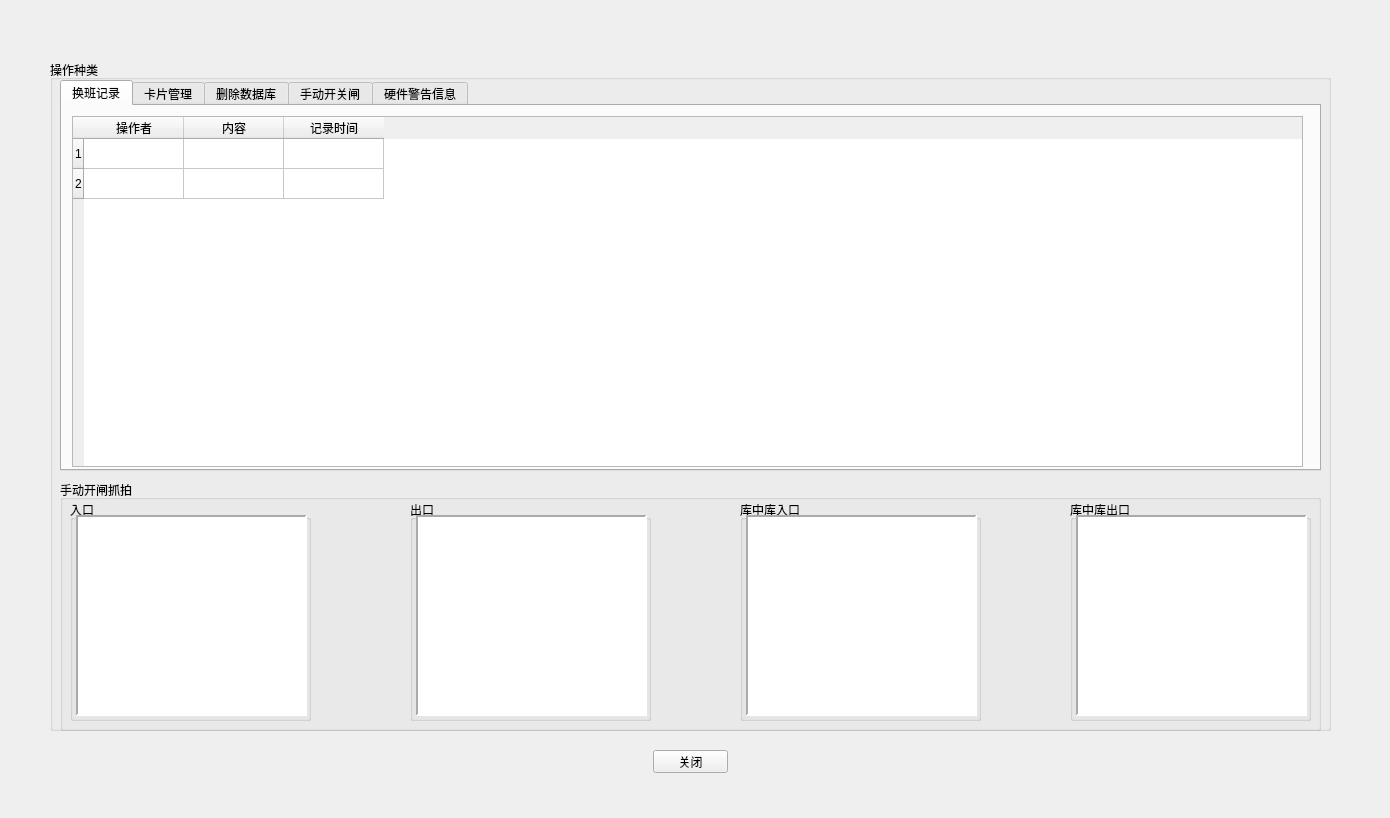
Qt form UIWnd/syslog.ui (Anne081031/WinParkUI) before a commit.
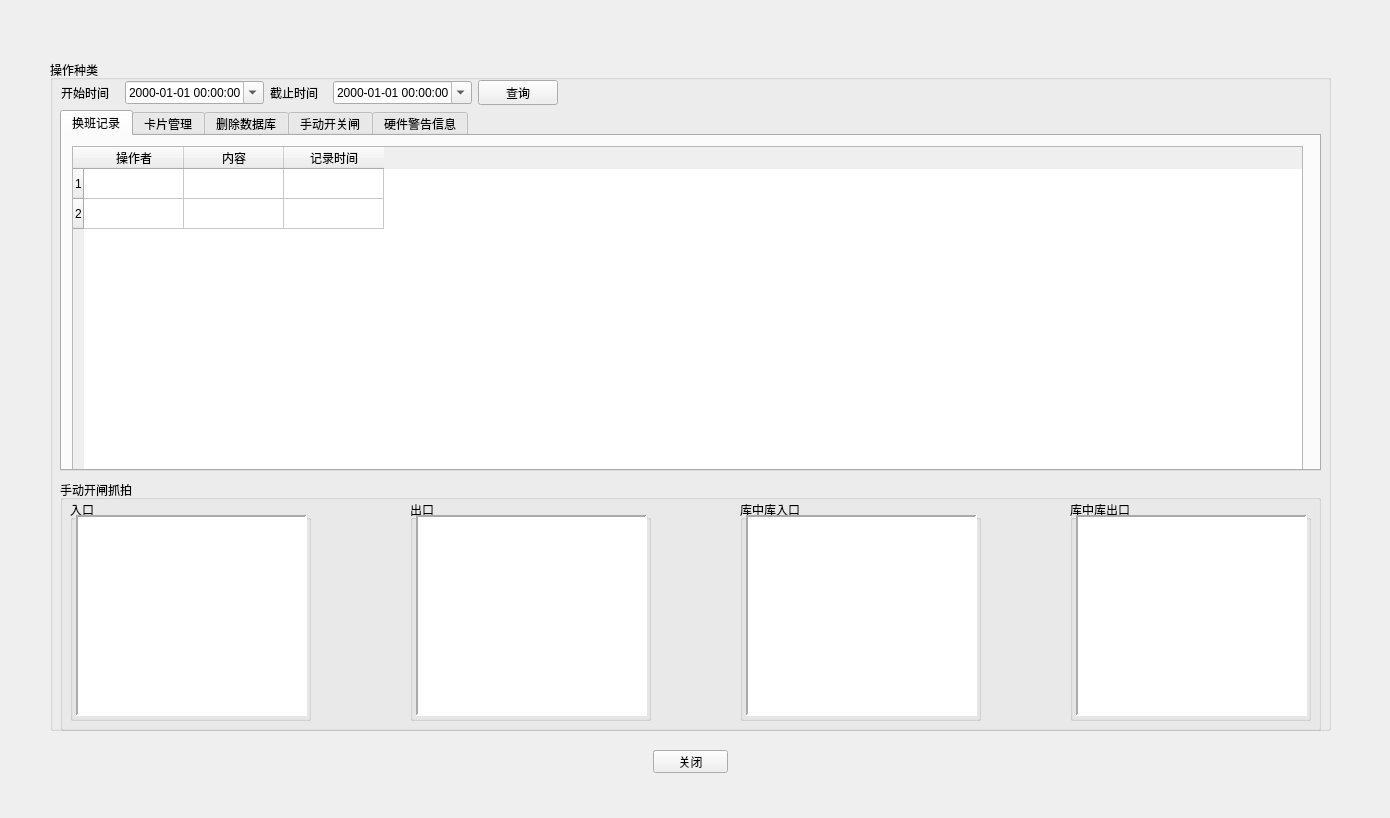
The same form after that commit. Icons and pictures are not drawn.

```diff
--- a/UIWnd/syslog.ui
+++ b/UIWnd/syslog.ui
@@ -53,9 +53,9 @@
      <property name="geometry">
       <rect>
        <x>10</x>
-       <y>20</y>
+       <y>50</y>
        <width>1261</width>
-       <height>391</height>
+       <height>361</height>
       </rect>
      </property>
      <property name="styleSheet">
@@ -460,6 +460,59 @@
       </widget>
      </widget>
     </widget>
+    <widget class="QWidget" name="">
+     <property name="geometry">
+      <rect>
+       <x>11</x>
+       <y>20</y>
+       <width>497</width>
+       <height>25</height>
+      </rect>
+     </property>
+     <layout class="QHBoxLayout" name="horizontalLayout">
+      <item>
+       <widget class="QLabel" name="label">
+        <property name="text">
+         <string>开始时间</string>
+        </property>
+       </widget>
+      </item>
+      <item>
+       <widget class="QDateTimeEdit" name="dtStart">
+        <property name="displayFormat">
+         <string>yyyy-MM-dd HH:mm:ss</string>
+        </property>
+        <property name="calendarPopup">
+         <bool>true</bool>
+        </property>
+       </widget>
+      </item>
+      <item>
+       <widget class="QLabel" name="label_2">
+        <property name="text">
+         <string>截止时间</string>
+        </property>
+       </widget>
+      </item>
+      <item>
+       <widget class="QDateTimeEdit" name="dtEnd">
+        <property name="displayFormat">
+         <string>yyyy-MM-dd HH:mm:ss</string>
+        </property>
+        <property name="calendarPopup">
+         <bool>true</bool>
+        </property>
+       </widget>
+      </item>
+      <item>
+       <widget class="QPushButton" name="btnQuery">
+        <property name="text">
+         <string>查询</string>
+        </property>
+       </widget>
+      </item>
+     </layout>
+    </widget>
    </widget>
    <widget class="QPushButton" name="btnMinimalize">
     <property name="geometry">
```
